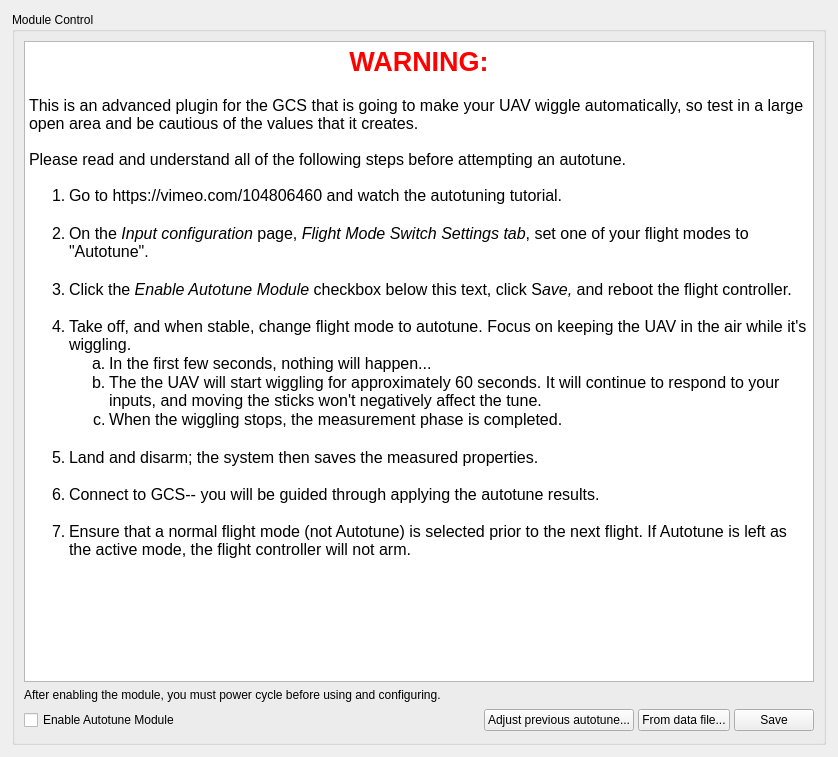
d-ronin/dRonin, file ground/gcs/src/plugins/config/autotune.ui: the form before one commit.
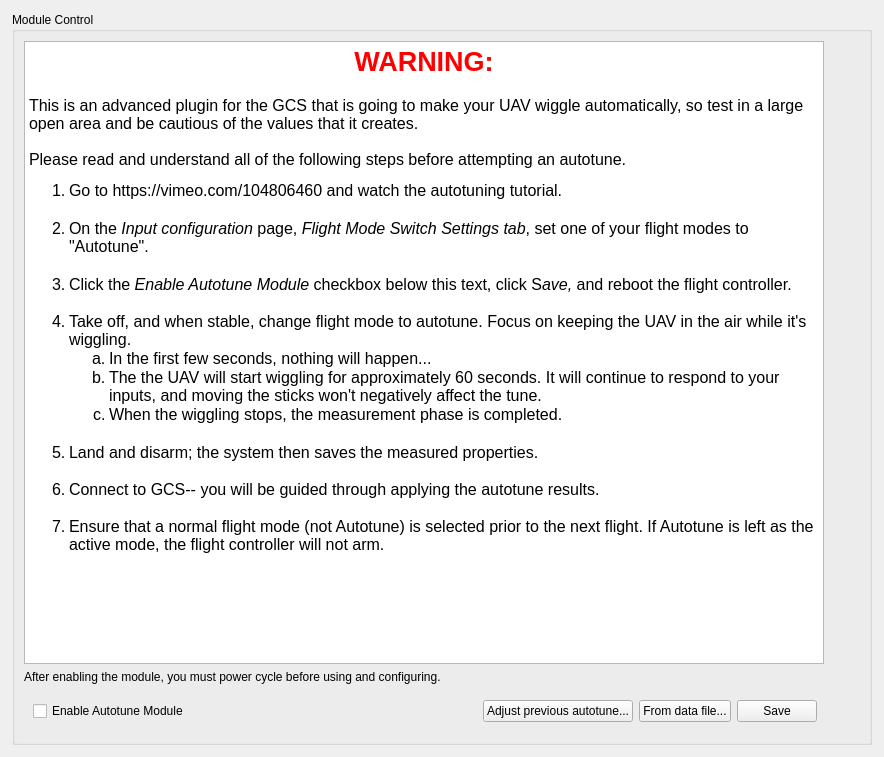
The form after the commit.

Commit message: gcs,autotune: UI tweaks. Made groupbox to expand fully horizontally.

What changed in the file:
```diff
--- a/ground/gcs/src/plugins/config/autotune.ui
+++ b/ground/gcs/src/plugins/config/autotune.ui
@@ -6,7 +6,7 @@
    <rect>
     <x>0</x>
     <y>0</y>
-    <width>838</width>
+    <width>884</width>
     <height>757</height>
    </rect>
   </property>
@@ -18,7 +18,7 @@
   </property>
   <property name="maximumSize">
    <size>
-    <width>840</width>
+    <width>16777215</width>
     <height>16777215</height>
    </size>
   </property>
@@ -40,12 +40,24 @@
    </property>
    <item>
     <widget class="QGroupBox" name="groupBox_5">
+     <property name="sizePolicy">
+      <sizepolicy hsizetype="Expanding" vsizetype="Preferred">
+       <horstretch>0</horstretch>
+       <verstretch>0</verstretch>
+      </sizepolicy>
+     </property>
      <property name="title">
       <string>Module Control</string>
      </property>
      <layout class="QVBoxLayout" name="verticalLayout_4">
       <item>
        <widget class="QTextEdit" name="textEdit">
+        <property name="maximumSize">
+         <size>
+          <width>800</width>
+          <height>16777215</height>
+         </size>
+        </property>
         <property name="frameShape">
          <enum>QFrame::StyledPanel</enum>
         </property>
@@ -56,7 +68,7 @@
          <string>&lt;!DOCTYPE HTML PUBLIC &quot;-//W3C//DTD HTML 4.0//EN&quot; &quot;http://www.w3.org/TR/REC-html40/strict.dtd&quot;&gt;
 &lt;html&gt;&lt;head&gt;&lt;meta name=&quot;qrichtext&quot; content=&quot;1&quot; /&gt;&lt;style type=&quot;text/css&quot;&gt;
 p, li { white-space: pre-wrap; }
-&lt;/style&gt;&lt;/head&gt;&lt;body style=&quot; font-family:'Ubuntu'; font-size:11pt; font-weight:400; font-style:normal;&quot;&gt;
+&lt;/style&gt;&lt;/head&gt;&lt;body style=&quot; font-family:'MS Shell Dlg 2'; font-size:8.25pt; font-weight:400; font-style:normal;&quot;&gt;
 &lt;p align=&quot;center&quot; style=&quot; margin-top:0px; margin-bottom:0px; margin-left:0px; margin-right:0px; -qt-block-indent:0; text-indent:0px;&quot;&gt;&lt;span style=&quot; font-family:'Lucida Grande'; font-size:20pt; font-weight:600; color:#ff0000;&quot;&gt;WARNING:&lt;/span&gt;&lt;/p&gt;
 &lt;p style=&quot;-qt-paragraph-type:empty; margin-top:0px; margin-bottom:0px; margin-left:0px; margin-right:0px; -qt-block-indent:0; text-indent:0px; font-family:'Lucida Grande'; font-size:12pt;&quot;&gt;&lt;br /&gt;&lt;/p&gt;
 &lt;p style=&quot; margin-top:0px; margin-bottom:0px; margin-left:0px; margin-right:0px; -qt-block-indent:0; text-indent:0px;&quot;&gt;&lt;span style=&quot; font-family:'Lucida Grande'; font-size:12pt;&quot;&gt;This is an advanced plugin for the GCS that is going to make your UAV wiggle automatically, so test in a large open area and be cautious of the values that it creates.&lt;br /&gt;&lt;br /&gt;Please read and understand all of the following steps before attempting an autotune.&lt;br /&gt;&lt;/span&gt;&lt;/p&gt;
@@ -84,9 +96,28 @@
        </widget>
       </item>
       <item>
+       <widget class="QFrame" name="frame">
+        <property name="sizePolicy">
+         <sizepolicy hsizetype="Maximum" vsizetype="Preferred">
+          <horstretch>0</horstretch>
+          <verstretch>0</verstretch>
+         </sizepolicy>
+        </property>
+        <property name="minimumSize">
+         <size>
+          <width>0</width>
+          <height>0</height>
+         </size>
+        </property>
+        <property name="maximumSize">
+         <size>
+          <width>802</width>
+          <height>16777215</height>
+         </size>
+        </property>
        <layout class="QHBoxLayout" name="horizontalLayout">
         <property name="spacing">
-         <number>4</number>
+          <number>6</number>
         </property>
         <item>
          <widget class="QCheckBox" name="enableAutoTune">
@@ -162,6 +193,7 @@
          </widget>
         </item>
        </layout>
+       </widget>
       </item>
      </layout>
     </widget>
```
Left out of the diff: 4 changed lines with no effect on the pictures. Lines whose indentation alone changed are shown as unchanged.
